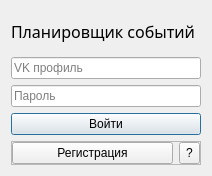
Above: verbov-client/logindialog.ui from valeriy-zainullin/yaroslav-project before the change. Below: the same form after it.
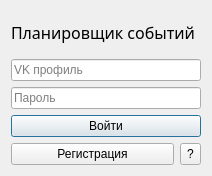
That is the form after the change.

Patch:
```diff
--- a/verbov-client/logindialog.ui
+++ b/verbov-client/logindialog.ui
@@ -44,7 +44,7 @@
    <item>
     <widget class="QLineEdit" name="passEdit">
      <property name="echoMode">
-      <enum>QLineEdit::EchoMode::Password</enum>
+      <enum>QLineEdit::Normal</enum>
      </property>
      <property name="placeholderText">
       <string>Пароль</string>
@@ -67,10 +67,7 @@
       </sizepolicy>
      </property>
      <property name="frameShape">
-      <enum>QFrame::Shape::StyledPanel</enum>
-     </property>
-     <property name="frameShadow">
-      <enum>QFrame::Shadow::Raised</enum>
+      <enum>QFrame::NoFrame</enum>
      </property>
      <layout class="QHBoxLayout" name="horizontalLayout">
       <property name="leftMargin">
@@ -85,7 +82,7 @@
       <property name="bottomMargin">
        <number>0</number>
       </property>
-      <item alignment="Qt::AlignmentFlag::AlignVCenter">
+      <item>
        <widget class="QPushButton" name="regBtn">
         <property name="sizePolicy">
          <sizepolicy hsizetype="Preferred" vsizetype="Fixed">
```
Left out of the diff: 3 changed lines with no effect on the pictures.
